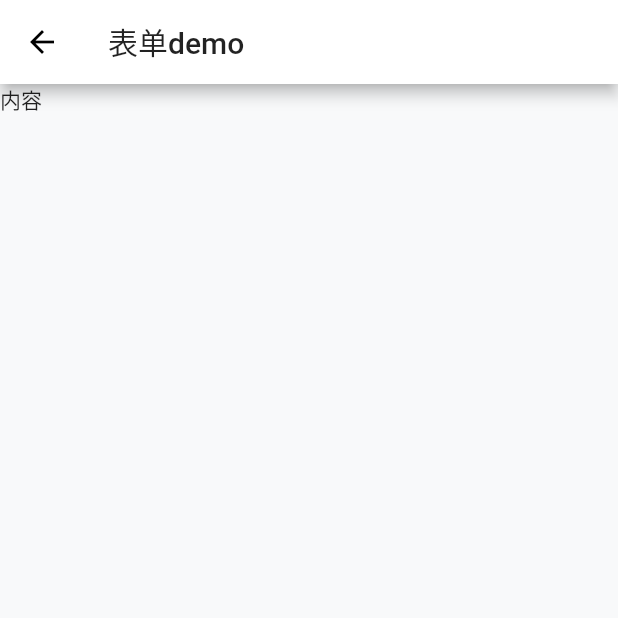
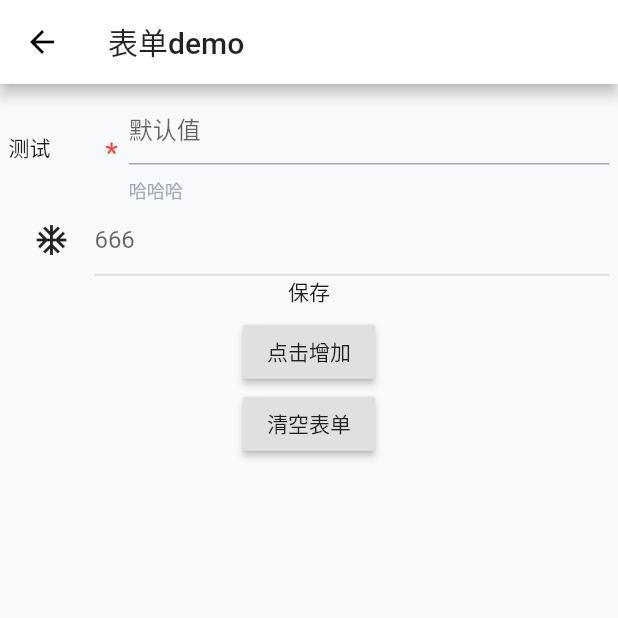
Before and after one commit to EightDoor/flutter-base, a Flutter app: the DemoForm screen opened by its route, on a phone screen of 412 x 824 dp, the top half of it. Run offline on Flutter 3.47's test engine with Material 2 defaults, Android fonts, the phone set to English and light mode, and no system bars; our stand-ins replace cached_network_image, dio, flutter_easyloading, flutter_easyrefresh, flutter_screenutil, flutter_spinkit and 6 more; missing offline and left inert: flustars, r_upgrade, sp_util.

Commit message:
feat: form表单封装

```diff
--- /dev/null
+++ b/lib/components/Form/Form.dart
@@ -0,0 +1,131 @@
+import 'package:flutter/material.dart';
+import 'package:flutter_screenutil/flutter_screenutil.dart';
+import 'package:flutterbbase/components/Form/FormField.dart';
+import 'package:flutterbbase/components/Form/Input.dart';
+import 'package:flutterbbase/models/Form/form.dart';
+import 'package:flutterbbase/models/Form/input.dart';
+import 'package:flutterbbase/utils/index.dart';
+
+import '../Tapped.dart';
+
+/// 表单
+typedef onCallBackType = Function(List<Map<String, dynamic>> list);
+final formKey = GlobalKey<FormState>();
+
+class FormCom extends StatefulWidget {
+  final List<Map<String, dynamic>> formSelfModelList;
+  final onCallBackType onCallBack;
+  final Widget submit;
+  FormCom(
+    this.formSelfModelList, {
+    required this.onCallBack,
+    required this.submit,
+  });
+  @override
+  _FormComState createState() => _FormComState();
+}
+
+class _FormComState extends State<FormCom> {
+  List<Map<String, dynamic>> returnList = [];
+  late List<FormSelfModel> _formSelfModel;
+
+  @override
+  void initState() {
+    super.initState();
+    _getList();
+  }
+
+  _getList() {
+    _formSelfModel = widget.formSelfModelList
+        .map(
+          (e) => FormSelfModel.formJson(e),
+        )
+        .toList();
+  }
+
+  @override
+  void didUpdateWidget(covariant FormCom oldWidget) {
+    super.didUpdateWidget(oldWidget);
+    Utils.log().i("表单更新视图");
+    // 父级更新视图
+    _getList();
+  }
+
+  @override
+  Widget build(BuildContext context) {
+    return Padding(
+      padding: EdgeInsets.all(5.w),
+      child: Column(
+        children: [
+          Form(
+            key: formKey,
+            autovalidate: true,
+            child: Column(
+              children: [..._generateItem()],
+            ),
+          ),
+          Tapped(
+            onTap: () async {
+              Utils.hideKeyBoard(context);
+              final status = formKey.currentState!.validate();
+              if (status) {
+                formKey.currentState!.save();
+                widget.onCallBack(returnList);
+              } else {
+                Utils.showToast(status: "请检查填写项");
+              }
+              // Utils.log().i(message);
+            },
+            child: widget.submit,
+          ),
+        ],
+      ),
+    );
+  }
+
+  List<Widget> _generateItem() {
+    return _formSelfModel
+        .map(
+          (e) => _genChild(e, (val) {
+            unifiedReturn(e.properties, val);
+          }),
+        )
+        .toList();
+  }
+
+  void unifiedReturn(Map<String, dynamic> item, String val) {
+    // 查询值是否存在，存在更新值,不存在添加值
+    int index = returnList.indexWhere((e) => e["name"] == item["name"]);
+    if (index != -1) {
+      // Utils.log().i("存在值-> 替换位置: " + index.toString() + "值为->" + val);
+      final result = returnList;
+      result[index] = {"name": item["name"], "value": val};
+      setState(() {
+        returnList = result;
+      });
+    } else {
+      setState(() {
+        returnList.add({"name": item["name"], "value": val});
+      });
+    }
+  }
+
+  // 根据不同类型显示对应的组件
+  Widget _genChild(FormSelfModel m, FormCallBackItem call) {
+    /// type = 'input' FormInputModel转换
+    Widget item = Text("没有匹配类型, 请输入 input、");
+    switch (m.type) {
+      case "input":
+        item = FormFieldCom(
+          FormInputModel.formJson(
+            m.properties,
+          ),
+          (val) {
+            call(val);
+          },
+        );
+        break;
+    }
+    return item;
+  }
+}
--- /dev/null
+++ b/lib/components/Form/FormField.dart
@@ -0,0 +1,44 @@
+import 'package:flutter/material.dart';
+import 'package:flutter_screenutil/flutter_screenutil.dart';
+import 'package:flutterbbase/components/Svg.dart';
+import 'package:flutterbbase/models/Form/input.dart';
+
+import 'Input.dart';
+
+/// 整体布局输入
+class FormFieldCom extends StatelessWidget {
+  final FormInputModel formInputModel;
+  final FormCallBackItem onCallBack;
+  FormFieldCom(this.formInputModel, this.onCallBack);
+  @override
+  Widget build(BuildContext context) {
+    return Row(
+      mainAxisAlignment:
+          formInputModel.mainAxisAlignment ?? MainAxisAlignment.spaceBetween,
+      children: [
+        formInputModel.prefix != null
+            ? SizedBox(
+                width: formInputModel.prefixWidth ?? 50.w,
+                child: formInputModel.prefix,
+              )
+            : Container(),
+        formInputModel.required != null
+            ? SvgComponent(
+                url: 'assets/images/required.svg',
+                color: Colors.red,
+              )
+            : Container(),
+        Expanded(
+          flex: 1,
+          child: FormInput(
+            Key(formInputModel.name),
+            (val) {
+              onCallBack(val);
+            },
+            formInputModel,
+          ),
+        ),
+      ],
+    );
+  }
+}
--- /dev/null
+++ b/lib/components/Form/Input.dart
@@ -0,0 +1,69 @@
+import 'package:flutter/material.dart';
+import 'package:flutterbbase/models/Form/input.dart';
+import 'package:flutterbbase/utils/index.dart';
+
+/// 输入
+typedef FormCallBackItem = Function(String val);
+
+class FormInput extends StatefulWidget {
+  final FormInputModel formInputModel;
+  final FormCallBackItem onCallBack;
+  FormInput(
+    Key key,
+    this.onCallBack,
+    this.formInputModel,
+  ) : super(key: key);
+  @override
+  _FormInputState createState() => _FormInputState();
+}
+
+class _FormInputState extends State<FormInput> {
+  final TextEditingController _controller = new TextEditingController();
+  @override
+  void initState() {
+    super.initState();
+  }
+
+  @override
+  void didUpdateWidget(covariant FormInput oldWidget) {
+    super.didUpdateWidget(oldWidget);
+    // 存在更新值， 直接更新
+    if (widget.formInputModel.value != null &&
+        widget.formInputModel.value!.isNotEmpty) {
+      final String value = widget.formInputModel.value ?? "";
+      Utils.log()
+          .i( '更新的name: ' + widget.formInputModel.name + ',更新的值: ' + value);
+      Future.delayed(Duration(milliseconds: 10), () {
+        _controller.value = TextEditingValue(text: value);
+      });
+    }
+  }
+
+  @override
+  Widget build(BuildContext context) {
+    return TextFormField(
+      controller: _controller,
+      onSaved: (val) {
+        widget.onCallBack(val ?? "");
+      },
+      validator: (val) {
+        if (widget.formInputModel.required != null) {
+          // 必填项
+          if (widget.formInputModel.required == '0') {
+            if (val!.isEmpty) {
+              return widget.formInputModel.requiredMsg ?? "请输入";
+            } else {
+              return null;
+            }
+          } else {
+            // TODO 正则表达式
+          }
+        }
+      },
+      decoration: InputDecoration(
+        hintText: widget.formInputModel.placeHolder ?? "请输入内容",
+        // errorText: "错误的",
+      ),
+    );
+  }
+}
--- /dev/null
+++ b/lib/components/Form/Select.dart
@@ -0,0 +1,14 @@
+import 'package:flutter/material.dart';
+
+/// 选择
+class FormSelect extends StatefulWidget {
+  @override
+  _FormSelectState createState() => _FormSelectState();
+}
+
+class _FormSelectState extends State<FormSelect> {
+  @override
+  Widget build(BuildContext context) {
+    return Text("123");
+  }
+}
--- /dev/null
+++ b/lib/components/TextCom.dart
@@ -0,0 +1,20 @@
+import 'package:flutter/material.dart';
+
+/// 文本公用
+class TextCom extends StatelessWidget {
+  final String title;
+  final TextStyle? style;
+  TextCom(this.title, {this.style});
+  @override
+  Widget build(BuildContext context) {
+    return Tooltip(
+      message: title,
+      preferBelow: false,
+      child: Text(
+        title,
+        overflow: TextOverflow.ellipsis,
+        style: style,
+      ),
+    );
+  }
+}
--- /dev/null
+++ b/lib/models/Form/form.dart
@@ -0,0 +1,14 @@
+/// 表单model
+class FormSelfModel {
+  final String type;
+  final Map<String, dynamic> properties;
+  FormSelfModel(this.type, this.properties);
+  FormSelfModel.formJson(Map<String, dynamic> json)
+      : type = json["type"],
+        properties = json["properties"];
+
+  Map<String, dynamic> toJson() => {
+        "type": type,
+        "properties": properties,
+      };
+}
--- /dev/null
+++ b/lib/models/Form/input.dart
@@ -0,0 +1,51 @@
+import 'package:flutter/cupertino.dart';
+
+class FormInputModel {
+  // 标识name
+  final String name;
+  // 占位符
+  final String? placeHolder;
+  // 前缀
+  final Widget? prefix;
+  // 宽度
+  final double? prefixWidth;
+  // 样式排版
+  final MainAxisAlignment? mainAxisAlignment;
+  // 正则表达式 验证
+  final String? required;
+  // 验证失败消息提示
+  final String? requiredMsg;
+  // 值 添加为默认值
+  final String? value;
+
+  FormInputModel(
+    this.placeHolder,
+    this.prefix,
+    this.mainAxisAlignment,
+    this.prefixWidth,
+    this.name,
+    this.required,
+    this.requiredMsg,
+    this.value,
+  );
+  FormInputModel.formJson(Map<String, dynamic> json)
+      : placeHolder = json['placeHolder'],
+        prefix = json["prefix"],
+        mainAxisAlignment = json["mainAxisAlignment"],
+        prefixWidth = json['prefixWidth'],
+        name = json["name"],
+        required = json["required"],
+        requiredMsg = json["requiredMsg"],
+        value = json["value"];
+
+  Map<String, dynamic> toJson() => {
+        'placeHolder': placeHolder,
+        'prefix': prefix,
+        "mainAxisAlignment": mainAxisAlignment,
+        "prefixWidth": prefixWidth,
+        "name": name,
+        "required": required,
+        "requiredMsg": requiredMsg,
+        "value": value,
+      };
+}
--- a/lib/pages/demo/demo_form.dart
+++ b/lib/pages/demo/demo_form.dart
@@ -1,4 +1,7 @@
 import 'package:flutter/material.dart';
+import 'package:flutterbbase/components/Form/Form.dart';
+import 'package:flutterbbase/components/TextCom.dart';
+import 'package:flutterbbase/utils/index.dart';
 
 /// 表单统一使用form
 class DemoForm extends StatefulWidget {
@@ -7,13 +10,88 @@ class DemoForm extends StatefulWidget {
 }
 
 class _DemoFormState extends State<DemoForm> {
+  List<Map<String, dynamic>> list = [
+    {
+      "type": "input",
+      "properties": {
+        "placeHolder": "默认值",
+        "prefix": TextCom("测试"),
+        "name": "title",
+        "required": "0",
+        "requiredMsg": "哈哈哈",
+      }
+    },
+    {
+      "type": "input",
+      "properties": {
+        "placeHolder": "666",
+        "prefix": Icon(Icons.ac_unit),
+        "name": "title",
+      }
+    },
+  ];
+
+  @override
+  void initState() {
+    super.initState();
+
+    // 填充默认值
+    Future.delayed(Duration(seconds: 2), () {
+      final List<Map<String, dynamic>> r = list;
+      final int index = r.indexWhere((e) => e['properties']["name"] == 'title');
+      if (index != -1) {
+        r[index]["properties"]['value'] = 'test 自动填充的数据';
+        setState(() {
+          list = r;
+        });
+      }
+    });
+  }
+
   @override
   Widget build(BuildContext context) {
     return Scaffold(
       appBar: AppBar(
         title: Text("表单demo"),
       ),
-      body: Text("内容"),
+      body: SingleChildScrollView(
+        child: Column(
+          children: [
+            FormCom(
+              list,
+              onCallBack: (val) {
+                Utils.log().i('form值 ${val.toList()}');
+              },
+              submit: Text("保存"),
+            ),
+            RaisedButton(
+              onPressed: () {
+                setState(
+                  () {
+                    list.add(
+                      {
+                        "type": "input",
+                        "properties": {
+                          "placeHolder": "1111",
+                          "prefix": Text("55555"),
+                          "name": "666"
+                        }
+                      },
+                    );
+                  },
+                );
+              },
+              child: Text("点击增加"),
+            ),
+            RaisedButton(
+              onPressed: () {
+                formKey.currentState!.reset();
+              },
+              child: Text("清空表单"),
+            ),
+          ],
+        ),
+      ),
     );
   }
 }
--- a/lib/pages/my/my_setting_version.dart
+++ b/lib/pages/my/my_setting_version.dart
@@ -58,7 +58,7 @@ class _MySettingVersionState extends State<MySettingVersion> {
           ListTile(
             leading: Text("demo"),
             trailing: RaisedButton(
-              child: Text("跳转demo"),
+              child: Text("表单demo"),
               onPressed: () {
                 NavigatorUtil.jump(name: DemoRoute.form);
               },
--- a/lib/utils/index.dart
+++ b/lib/utils/index.dart
@@ -78,4 +78,9 @@ class Utils {
   static void hideLoading() {
     EasyLoading.dismiss();
   }
+
+  /// 隐藏键盘
+  static void hideKeyBoard(BuildContext context) {
+    FocusScope.of(context).requestFocus(FocusNode());
+  }
 }
--- a/pubspec.yaml
+++ b/pubspec.yaml
@@ -76,6 +76,7 @@ flutter:
   assets:
     - assets/other/noData.png
     - assets/other/underDevelopment.png
+    - assets/images/required.svg
   # To add assets to your application, add an assets section, like this:
   # assets:
   #   - images/a_dot_burr.jpeg
```
Also changed, not shown: assets/images/required.svg (added).
